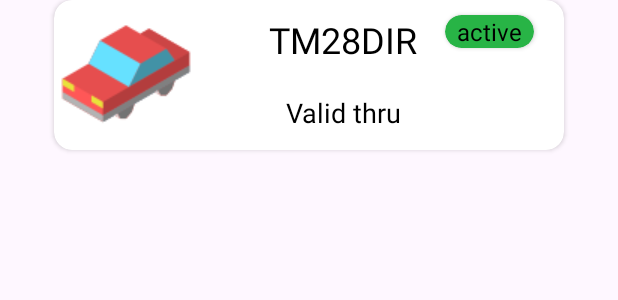
After one commit to zsoltzsolt/SmartPark, an Android app: the layout fragment_subscription_list.xml on its own in the app's theme, with its tools: preview values and no code run, on a phone screen of 412 x 824 dp. The commit adds this screen. Shown: the top 300 px of the screen. Run offline under Robolectric (Android 15) with nearby library versions, the phone set to English and light mode, and no system bars; network calls fail.

Commit message:
Add subscription list item

```diff
--- a/app/build.gradle.kts
+++ b/app/build.gradle.kts
@@ -71,6 +71,8 @@ dependencies {
     implementation("com.squareup.retrofit2:retrofit:2.9.0")
     implementation("com.squareup.retrofit2:converter-gson:2.9.0")
     implementation("com.google.android.gms:play-services-maps:18.2.0")
+    implementation("androidx.legacy:legacy-support-v4:1.0.0")
+    implementation("androidx.recyclerview:recyclerview:1.3.2")
     testImplementation("junit:junit:4.13.2")
     androidTestImplementation("androidx.test.ext:junit:1.1.5")
     androidTestImplementation("androidx.test.espresso:espresso-core:3.5.1")
--- /dev/null
+++ b/app/src/main/res/layout/fragment_subscription.xml
@@ -0,0 +1,82 @@
+<?xml version="1.0" encoding="utf-8"?>
+<LinearLayout xmlns:android="http://schemas.android.com/apk/res/android"
+    xmlns:app="http://schemas.android.com/apk/res-auto"
+    android:layout_width="match_parent"
+    android:layout_height="match_parent"
+    android:orientation="horizontal">
+
+    <androidx.cardview.widget.CardView
+        android:layout_width="match_parent"
+        android:layout_height="100sp"
+        android:layout_marginHorizontal="20sp"
+        android:backgroundTint="@color/white"
+        app:cardCornerRadius="12sp">
+
+        <androidx.constraintlayout.widget.ConstraintLayout
+            android:layout_width="match_parent"
+            android:layout_height="match_parent">
+
+            <LinearLayout
+                android:layout_width="match_parent"
+                android:layout_height="match_parent"
+                android:layout_marginRight="50sp"
+                android:orientation="horizontal">
+
+                <ImageView
+                    android:layout_width="wrap_content"
+                    android:layout_height="wrap_content"
+                    android:src="@drawable/icons8_car_96" />
+
+                <LinearLayout
+                    android:layout_width="match_parent"
+                    android:layout_height="match_parent"
+                    android:orientation="vertical">
+
+                    <TextView
+                        android:layout_width="match_parent"
+                        android:layout_height="wrap_content"
+                        android:layout_gravity="center_horizontal"
+                        android:gravity="center"
+                        android:padding="10sp"
+                        android:text="TM28DIR"
+                        android:textColor="@color/black"
+                        android:textSize="24sp" />
+
+                    <TextView
+                        android:layout_width="match_parent"
+                        android:layout_height="wrap_content"
+                        android:layout_gravity="center_horizontal"
+                        android:gravity="center"
+                        android:padding="10sp"
+                        android:text="Valid thru 28/12/2024"
+                        android:textColor="@color/black"
+                        android:textSize="18sp" />
+
+                </LinearLayout>
+
+            </LinearLayout>
+
+            <androidx.cardview.widget.CardView
+                android:layout_width="wrap_content"
+                android:layout_height="wrap_content"
+                app:layout_constraintRight_toRightOf="parent"
+                app:layout_constraintTop_toTopOf="parent"
+                app:cardCornerRadius="12sp"
+                android:paddingHorizontal="10sp"
+                android:layout_marginTop="10sp"
+                android:layout_marginRight="20sp"
+                android:backgroundTint="@color/american_green"
+                >
+            <TextView
+                android:layout_width="wrap_content"
+                android:layout_height="wrap_content"
+                android:text="  active  "
+                android:textSize="16sp"
+                android:textColor="@color/black"
+                />
+            </androidx.cardview.widget.CardView>
+
+        </androidx.constraintlayout.widget.ConstraintLayout>
+
+    </androidx.cardview.widget.CardView>
+</LinearLayout>
--- /dev/null
+++ b/app/src/main/res/layout/fragment_subscription_list.xml
@@ -0,0 +1,13 @@
+<?xml version="1.0" encoding="utf-8"?>
+<androidx.recyclerview.widget.RecyclerView xmlns:android="http://schemas.android.com/apk/res/android"
+    xmlns:app="http://schemas.android.com/apk/res-auto"
+    xmlns:tools="http://schemas.android.com/tools"
+    android:id="@+id/list"
+    android:name="com.example.smartpark.ui.main.fragments.SubscriptionFragment"
+    android:layout_width="match_parent"
+    android:layout_height="match_parent"
+    android:layout_marginLeft="16dp"
+    android:layout_marginRight="16dp"
+    app:layoutManager="LinearLayoutManager"
+    tools:context=".ui.main.fragments.SubscriptionFragment"
+    tools:listitem="@layout/fragment_subscription" />
--- a/app/src/main/res/values/colors.xml
+++ b/app/src/main/res/values/colors.xml
@@ -13,4 +13,5 @@
     <color name="gunmetal">#2E3338</color>
     <color name="cardinal">#BE2335</color>
     <color name="eerie_black">#1E1E1E</color>
+    <color name="american_green">#28B446</color>
 </resources>
--- /dev/null
+++ b/app/src/main/res/values/dimens.xml
@@ -0,0 +1,4 @@
+<?xml version="1.0" encoding="utf-8"?>
+<resources>
+    <dimen name="text_margin">16dp</dimen>
+</resources>
```
Also changed, not shown: app/src/main/java/com/example/smartpark/ui/main/fragments/MyItemRecyclerViewAdapter.kt (added, +51 -0 lines), app/src/main/java/com/example/smartpark/ui/main/fragments/SubscriptionFragment.kt (added, +62 -0 lines), app/src/main/java/com/example/smartpark/ui/main/fragments/placeholder/PlaceholderContent.kt (added, +57 -0 lines), app/src/main/res/drawable/directions_car_fill0_wght400_grad0_opsz24.xml (added, +9 -0 lines), app/src/main/res/drawable/icons8_car_96.png (added).
